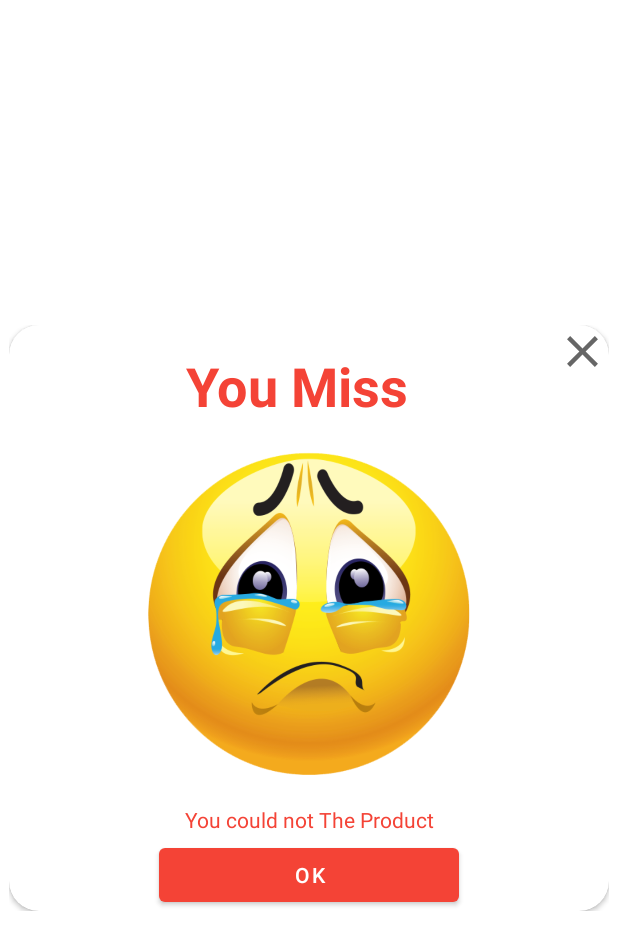
After one commit to sarismet/CmpEAuction, an Android app: the layout lose_layout.xml on its own in the app's theme, with its tools: preview values and no code run, on a phone screen of 412 x 824 dp. The commit adds this screen. Shown: the top 950 px of the screen. Run offline under Robolectric (Android 15) with nearby library versions, the phone set to English and light mode, and no system bars.

Commit message:
buy is implemented

```diff
--- a/app/build.gradle
+++ b/app/build.gradle
@@ -6,6 +6,10 @@ plugins {
 android {
     compileSdkVersion 30
     buildToolsVersion "30.0.3"
+
+    lintOptions {
+        checkReleaseBuilds false
+    }
 
     defaultConfig {
         vectorDrawables.useSupportLibrary = true
@@ -43,4 +47,5 @@ dependencies {
     testImplementation 'junit:junit:4.+'
     androidTestImplementation 'androidx.test.ext:junit:1.1.2'
     androidTestImplementation 'androidx.test.espresso:espresso-core:3.3.0'
+    implementation 'com.google.android.material:material:1.0.0'
 }
--- a/app/src/main/java/com/example/cmpeauction/SignUpActivity.kt
+++ b/app/src/main/java/com/example/cmpeauction/SignUpActivity.kt
@@ -16,7 +16,8 @@ import kotlin.concurrent.thread
 
 
 class SignUpActivity : AppCompatActivity() {
-    var address:String = ""
+    //var address:String = "3.138.200.224"
+    var address:String = "192.168.1.33"
     val port = 8000
     var operation:String = "SIGN_UP"
         private set
--- /dev/null
+++ b/app/src/main/res/drawable/ic_close.xml
@@ -0,0 +1,5 @@
+<vector android:height="35dp" android:tint="?attr/colorControlNormal"
+    android:viewportHeight="24" android:viewportWidth="24"
+    android:width="35dp" xmlns:android="http://schemas.android.com/apk/res/android">
+    <path android:fillColor="@android:color/white" android:pathData="M19,6.41L17.59,5 12,10.59 6.41,5 5,6.41 10.59,12 5,17.59 6.41,19 12,13.41 17.59,19 19,17.59 13.41,12z"/>
+</vector>
--- a/app/src/main/res/layout/activity_auction_process.xml
+++ b/app/src/main/res/layout/activity_auction_process.xml
@@ -62,14 +62,14 @@
             android:id="@+id/webview"
             android:layout_width="285dp"
             android:layout_height="350dp"
-            app:layout_constraintBottom_toTopOf="@+id/button"
+            app:layout_constraintBottom_toTopOf="@+id/buttonToBuy"
             app:layout_constraintEnd_toEndOf="parent"
             app:layout_constraintHorizontal_bias="0.5"
             app:layout_constraintStart_toStartOf="parent"
             app:layout_constraintTop_toBottomOf="@+id/name" />
 
         <Button
-            android:id="@+id/button"
+            android:id="@+id/buttonToBuy"
             android:layout_width="wrap_content"
             android:layout_height="wrap_content"
             android:text="buy"
--- /dev/null
+++ b/app/src/main/res/layout/lose_layout.xml
@@ -0,0 +1,84 @@
+<?xml version="1.0" encoding="utf-8"?>
+<androidx.constraintlayout.widget.ConstraintLayout xmlns:android="http://schemas.android.com/apk/res/android"
+    xmlns:app="http://schemas.android.com/apk/res-auto"
+    xmlns:tools="http://schemas.android.com/tools"
+    android:layout_width="400dp"
+    android:layout_height="wrap_content"
+    android:layout_gravity="center">
+
+    <androidx.cardview.widget.CardView
+        android:layout_width="match_parent"
+        android:layout_height="match_parent"
+        app:cardCornerRadius="20dp"
+        app:layout_constraintBottom_toBottomOf="parent"
+        app:layout_constraintEnd_toEndOf="parent"
+        app:layout_constraintStart_toStartOf="parent"
+        app:layout_constraintTop_toTopOf="parent">
+
+        <androidx.constraintlayout.widget.ConstraintLayout
+            android:layout_width="match_parent"
+            android:layout_height="match_parent">
+
+
+            <ImageView
+                android:id="@+id/ImageViewClose"
+                android:layout_width="wrap_content"
+                android:layout_height="wrap_content"
+                app:layout_constraintEnd_toEndOf="parent"
+                app:layout_constraintTop_toTopOf="parent"
+                app:srcCompat="@drawable/ic_close" />
+
+            <TextView
+                android:id="@+id/textView4"
+                android:layout_width="wrap_content"
+                android:layout_height="wrap_content"
+                android:layout_marginStart="20dp"
+                android:layout_marginLeft="20dp"
+                android:layout_marginTop="16dp"
+                android:text="You Miss"
+                android:textColor="#F44336"
+                android:textSize="36sp"
+                android:textStyle="bold"
+                app:layout_constraintEnd_toStartOf="@+id/ImageViewClose"
+                app:layout_constraintStart_toStartOf="parent"
+                app:layout_constraintTop_toTopOf="parent" />
+
+            <ImageView
+                android:id="@+id/imageView4"
+                android:layout_width="328dp"
+                android:layout_height="223dp"
+                android:layout_marginTop="16dp"
+                app:layout_constraintEnd_toEndOf="parent"
+                app:layout_constraintStart_toStartOf="parent"
+                app:layout_constraintTop_toBottomOf="@+id/textView4"
+                app:srcCompat="@drawable/lose" />
+
+            <TextView
+                android:id="@+id/loserText"
+                android:layout_width="wrap_content"
+                android:layout_height="wrap_content"
+                android:layout_marginTop="16dp"
+                android:gravity="center"
+                android:text="You could not The Product"
+                android:textColor="#F44336"
+                app:layout_constraintEnd_toEndOf="parent"
+                app:layout_constraintStart_toStartOf="parent"
+                app:layout_constraintTop_toBottomOf="@+id/imageView4" />
+
+            <Button
+                android:id="@+id/btnOK"
+                android:layout_width="200dp"
+                android:layout_height="wrap_content"
+                android:layout_marginStart="100dp"
+                android:layout_marginLeft="100dp"
+                android:layout_marginTop="3dp"
+                android:layout_marginEnd="100dp"
+                android:layout_marginRight="100dp"
+                android:text="Ok"
+                app:backgroundTint="#F44336"
+                app:layout_constraintEnd_toEndOf="parent"
+                app:layout_constraintStart_toStartOf="parent"
+                app:layout_constraintTop_toBottomOf="@+id/loserText" />
+        </androidx.constraintlayout.widget.ConstraintLayout>
+    </androidx.cardview.widget.CardView>
+</androidx.constraintlayout.widget.ConstraintLayout>
--- a/app/src/main/res/values/strings.xml
+++ b/app/src/main/res/values/strings.xml
@@ -8,4 +8,5 @@
     <string name="_00_00">00:00</string>
     <string name="price_105005454">Price: 105005454</string>
     <string name="buy_button">Buy</string>
+    <string name="textview">TextView</string>
 </resources>
```
Also changed, not shown: app/src/main/AndroidManifest.xml (+12 -5 lines), app/src/main/java/com/example/cmpeauction/AuctionProcessActivity.kt (+117 -16 lines), app/src/main/java/com/example/cmpeauction/LoginActivity.kt (+49 -4 lines), app/src/main/res/layout/win_layout.xml (added, +85 -0 lines), app/src/main/res/drawable-v24/lose.png (added), app/src/main/res/drawable-v24/win.png (added), 2 other files.
